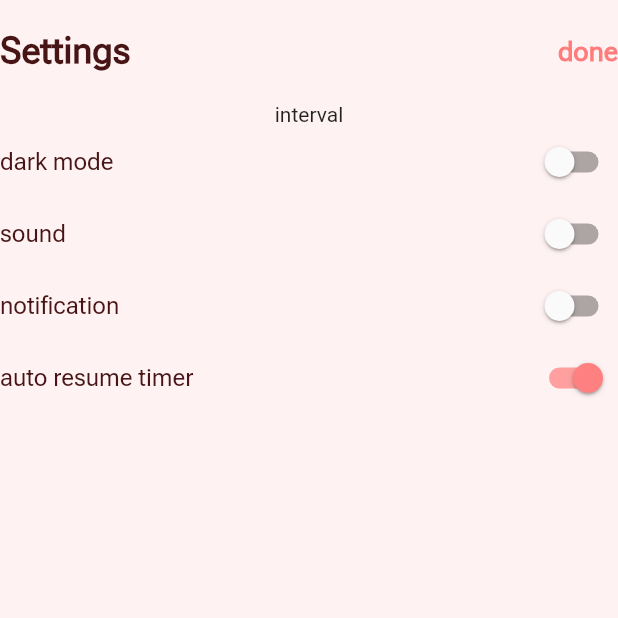
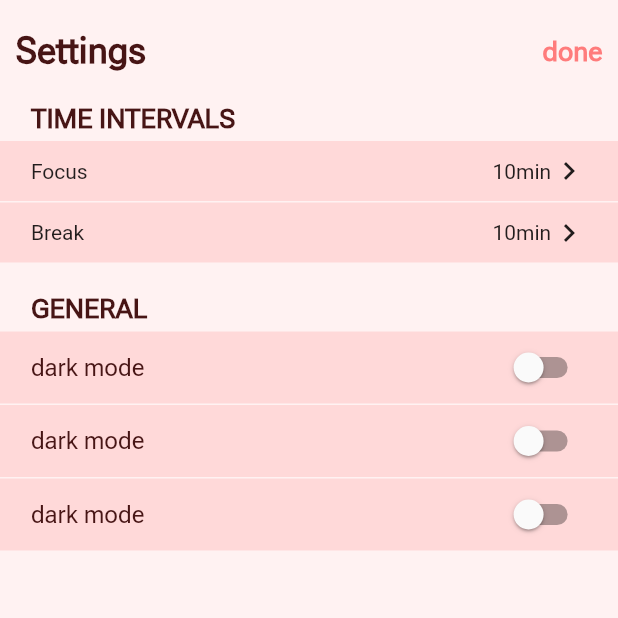
Before and after one commit to rGradov/pomodoro-timer-app, a Flutter app: the SettingsScreen screen opened by its route, on a phone screen of 412 x 824 dp, the top half of it. Run offline on Flutter 3.47's test engine with Material 2 defaults, Android fonts, the phone set to English and light mode, and no system bars; our stand-ins replace flutter_svg, go_router.

Commit message:
implement settings for time intervals

```diff
--- a/lib/navigation/app_navigation.dart
+++ b/lib/navigation/app_navigation.dart
@@ -13,24 +13,6 @@ final router = GoRouter(routes: [
           child: const HomeScreen(),
           transitionsBuilder: (ctx, animation, secondaryAnimation, child) {
             /// FIXME: refactor me
-            const begin = Offset(0.0, 1.0);
-            const end = Offset.zero;
-            var curve = Curves.ease;
-            var curveTween = CurveTween(curve: curve);
-            var tween = Tween(begin: begin, end: end).chain(curveTween);
-            return SlideTransition(
-              position: animation.drive(tween),
-              child: child,
-            );
-          });
-    },
-  ),
-  GoRoute(
-    path: "/settings/interval",
-    pageBuilder: (ctx, state) {
-      return CustomTransitionPage(
-          child: const IntervalScreen(),
-          transitionsBuilder: (ctx, animation, secondaryAnimation, child) {
             const begin = Offset(0.0, 1.0);
             const end = Offset.zero;
             var curve = Curves.ease;
@@ -61,5 +43,25 @@ final router = GoRouter(routes: [
             );
           });
     },
+    routes: [
+      GoRoute(
+        path: "interval",
+        pageBuilder: (ctx, state) {
+          return CustomTransitionPage(
+              child: const IntervalScreen(),
+              transitionsBuilder: (ctx, animation, secondaryAnimation, child) {
+                const begin = Offset(1.0, 0.0);
+                const end = Offset.zero;
+                var curve = Curves.ease;
+                var curveTween = CurveTween(curve: curve);
+                var tween = Tween(begin: begin, end: end).chain(curveTween);
+                return SlideTransition(
+                  position: animation.drive(tween),
+                  child: child,
+                );
+              });
+        },
+      ),
+    ],
   ),
 ]);
--- /dev/null
+++ b/lib/ui/components/app_headers.dart
@@ -0,0 +1,72 @@
+import 'package:flutter/cupertino.dart';
+import 'package:flutter/material.dart';
+import 'package:go_router/go_router.dart';
+
+class HeaderWrapper extends StatelessWidget {
+  const HeaderWrapper(
+      {Key? key,
+      required this.text,
+      required this.callback,
+      required this.child})
+      : super(key: key);
+  final String text;
+  final VoidCallback callback;
+  final Widget child;
+  @override
+  Widget build(BuildContext context) {
+    return FractionallySizedBox(
+      widthFactor: 0.95,
+      child: Row(
+        mainAxisAlignment: MainAxisAlignment.spaceBetween,
+        crossAxisAlignment: CrossAxisAlignment.center,
+        children: [
+          Text(
+            text,
+            style: const TextStyle(
+                fontSize: 24,
+                fontFamily: "RobotoFlex",
+                fontWeight: FontWeight.bold,
+                color: Color(0xFF471515)),
+          ),
+          GestureDetector(
+            onTap:callback,
+            child: child,
+          ),
+        ],
+      ),
+    );
+  }
+}
+
+class HeaderBackWrapper extends StatelessWidget {
+  const HeaderBackWrapper({Key? key, required this.text, this.callback})
+      : super(key: key);
+  final String text;
+  final VoidCallback? callback;
+  @override
+  Widget build(BuildContext context) {
+    return FractionallySizedBox(
+      widthFactor: 0.95,
+      child: GestureDetector(
+        onTap: callback ?? () => context.pop(),
+        child: Row(
+          mainAxisAlignment: MainAxisAlignment.start,
+          crossAxisAlignment: CrossAxisAlignment.center,
+          children: [
+            const Icon(
+              Icons.navigate_before,
+            ),
+            Text(
+              text,
+              style: const TextStyle(
+                  fontSize: 24,
+                  fontFamily: "RobotoFlex",
+                  fontWeight: FontWeight.bold,
+                  color: Color(0xFF471515)),
+            ),
+          ],
+        ),
+      ),
+    );
+  }
+}
--- a/lib/ui/components/buttons/toggle_button.dart
+++ b/lib/ui/components/buttons/toggle_button.dart
@@ -57,3 +57,32 @@ class _ToggleButtonState extends State<ToggleButton> {
         });
   }
 }
+
+class ToggleBlockButton extends StatefulWidget {
+  const ToggleBlockButton({Key? key, required this.text, this.value = false})
+      : super(key: key);
+  final String text;
+  final bool value;
+
+  @override
+  State<ToggleBlockButton> createState() => _ToggleBlockButtonState();
+}
+
+class _ToggleBlockButtonState extends State<ToggleBlockButton> {
+  @override
+  Widget build(BuildContext context) {
+    return Container(
+      color: const Color(0xFFFF4C4C).withOpacity(0.15),
+      constraints:
+          const BoxConstraints(minHeight: 40, minWidth: double.infinity),
+      child: FractionallySizedBox(
+        widthFactor: 0.9,
+        alignment: Alignment.center,
+        child: ToggleButton(
+          text: widget.text,
+          value: widget.value,
+        ),
+      ),
+    );
+  }
+}
--- a/lib/ui/screen/interval_screen.dart
+++ b/lib/ui/screen/interval_screen.dart
@@ -1,6 +1,8 @@
 import 'package:flutter/material.dart';
 import 'package:flutter_svg/flutter_svg.dart';
 import 'package:go_router/go_router.dart';
+
+import '../components/app_headers.dart';
 
 class IntervalScreen extends StatelessWidget {
   const IntervalScreen({Key? key}) : super(key: key);
@@ -11,8 +13,13 @@ class IntervalScreen extends StatelessWidget {
         backgroundColor: const Color(0xFFFFF2F2),
         body: SafeArea(
           child: Column(
-            children:  [
-              _HeaderWrapper(),
+            children: [
+              const SizedBox(
+                height: 20,
+              ),
+              const HeaderBackWrapper(
+                text: "Settings",
+              ),
               ListTile(
                 title: Text("10 min"),
               ),
@@ -21,7 +28,10 @@ class IntervalScreen extends StatelessWidget {
               ),
               ListTile(
                 title: Text("55 min"),
-                leading: Icon(Icons.check,color:  Color(0xFFFF4C4C).withOpacity(0.71),),
+                leading: Icon(
+                  Icons.check,
+                  color: Color(0xFFFF4C4C).withOpacity(0.71),
+                ),
               ),
               ListTile(
                 title: Text("90 min"),
--- a/lib/ui/screen/settings_screen.dart
+++ b/lib/ui/screen/settings_screen.dart
@@ -1,6 +1,7 @@
 import 'package:flutter/material.dart';
 import 'package:flutter_svg/flutter_svg.dart';
 import 'package:go_router/go_router.dart';
+import 'package:pomodoro/ui/components/app_headers.dart';
 
 import '../components/buttons/toggle_button.dart';
 
@@ -12,12 +13,13 @@ class SettingsScreen extends StatelessWidget {
     return Scaffold(
       backgroundColor: const Color(0xFFFFF2F2),
       body: SafeArea(
+          child: SizedBox.expand(
         child: Column(
           children: const [
             SettingList(),
           ],
         ),
-      ),
+      )),
     );
   }
 }
@@ -27,63 +29,148 @@ class SettingList extends StatelessWidget {
 
   @override
   Widget build(BuildContext context) {
-    return Column(
+    return FractionallySizedBox(
+      widthFactor: 1,
+      child: Column(
         mainAxisAlignment: MainAxisAlignment.spaceBetween,
         crossAxisAlignment: CrossAxisAlignment.center,
-      children:  [
-        SizedBox(height: 20),
-        _HeaderWrapper(),
-         SizedBox(height: 20),
-        GestureDetector(onTap: (){
-          context.push("/settings/interval");
-        },child:       const Text("interval"),),
-        ToggleButton(
+        children: [
+          const SizedBox(height: 20),
+          HeaderWrapper(
+            text: "Settings",
+            callback: () => context.pop(),
+            child: Text(
+              "done",
+              style: TextStyle(
+                  fontSize: 18,
+                  fontFamily: "RobotoFlex",
+                  fontWeight: FontWeight.bold,
+                  color: const Color(0xFFFF4C4C).withOpacity(0.71)),
+            ),
+          ),
+          const SizedBox(height: 20),
+          SettingsBlock(
+            text: "time intervals",
+            children: [
+              SettingsBlockElement(
+                  callback: () => context.push("/settings/interval"),
+                  text: "Focus",
+                  value: "10min"),
+              const SizedBox(
+                height: 1,
+              ),
+              SettingsBlockElement(
+                  callback: () => context.push("/settings/interval"),
+                  text: "Break",
+                  value: "10min"),
+            ],
+          ),
+          const SizedBox(
+            height: 20,
+          ),
+          const SettingsBlock(
+            text: "general",
+            children: [
+              ToggleBlockButton(
                 text: "dark mode",
                 value: false,
               ),
-        ToggleButton(
-          text: "sound",
+              SizedBox(
+                height: 1,
+              ),
+              ToggleBlockButton(
+                text: "dark mode",
                 value: false,
               ),
-        ToggleButton(
-          text: "notification",
+              SizedBox(
+                height: 1,
+              ),
+              ToggleBlockButton(
+                text: "dark mode",
                 value: false,
               ),
-        ToggleButton(
-          text: "auto resume timer",
-          value: true,
+            ],
           ),
+        ],
+      ),
+    );
+  }
+}
+
+class SettingsBlock extends StatelessWidget {
+  const SettingsBlock({Key? key, required this.text, required this.children})
+      : super(key: key);
+  final String text;
+  final List<Widget> children;
+
+  @override
+  Widget build(BuildContext context) {
+    return Column(
+      mainAxisAlignment: MainAxisAlignment.start,
+      crossAxisAlignment: CrossAxisAlignment.start,
+      children: [
+        SizedBox(
+          width: double.infinity,
+          child: FractionallySizedBox(
+            widthFactor: 0.9,
+            child: Text(
+              text.toUpperCase(),
+              textAlign: TextAlign.start,
+              style: const TextStyle(
+                fontSize: 18,
+                fontFamily: "RobotoFlex",
+                fontWeight: FontWeight.bold,
+                color: Color(0xFF471515),
+              ),
+            ),
+          ),
+        ),
+        const SizedBox(height: 5),
+        Column(
+          children: children,
+        )
       ],
     );
   }
 }
 
-class _HeaderWrapper extends StatelessWidget {
-  const _HeaderWrapper({Key? key}) : super(key: key);
-
+class SettingsBlockElement extends StatelessWidget {
+  const SettingsBlockElement(
+      {Key? key,
+      required this.callback,
+      required this.text,
+      required this.value})
+      : super(key: key);
+  final VoidCallback callback;
+  final String text;
+  final String value;
   @override
   Widget build(BuildContext context) {
-    return Row(
+    return Container(
+        color: const Color(0xFFFF4C4C).withOpacity(0.15),
+        constraints:
+            const BoxConstraints(minHeight: 40, minWidth: double.infinity),
+        child: FractionallySizedBox(
+          widthFactor: 0.9,
+          alignment: Alignment.center,
+          child: Row(
             mainAxisAlignment: MainAxisAlignment.spaceBetween,
             crossAxisAlignment: CrossAxisAlignment.center,
             children: [
-        const Text(
-          "Settings",
-          style: TextStyle(
-              fontSize: 24,
-              fontFamily: "RobotoFlex",
-              fontWeight: FontWeight.bold,
-              color: Color(0xFF471515)),
-        ),
+              Text(text),
               GestureDetector(
-          onTap: () => context.pop(),
-          child: Text("done",style:  TextStyle(
-              fontSize: 18,
-              fontFamily: "RobotoFlex",
-              fontWeight: FontWeight.bold,
-              color:  const Color(0xFFFF4C4C).withOpacity(0.71)),),
+                onTap: callback,
+                child: Row(
+                  children: [
+                    Text(value),
+                    const Icon(
+                      Icons.navigate_next,
                     ),
                   ],
-    );
+                ),
+              ),
+            ],
+          ),
+        ));
   }
 }
```
Lines whose indentation alone changed are shown as unchanged.
